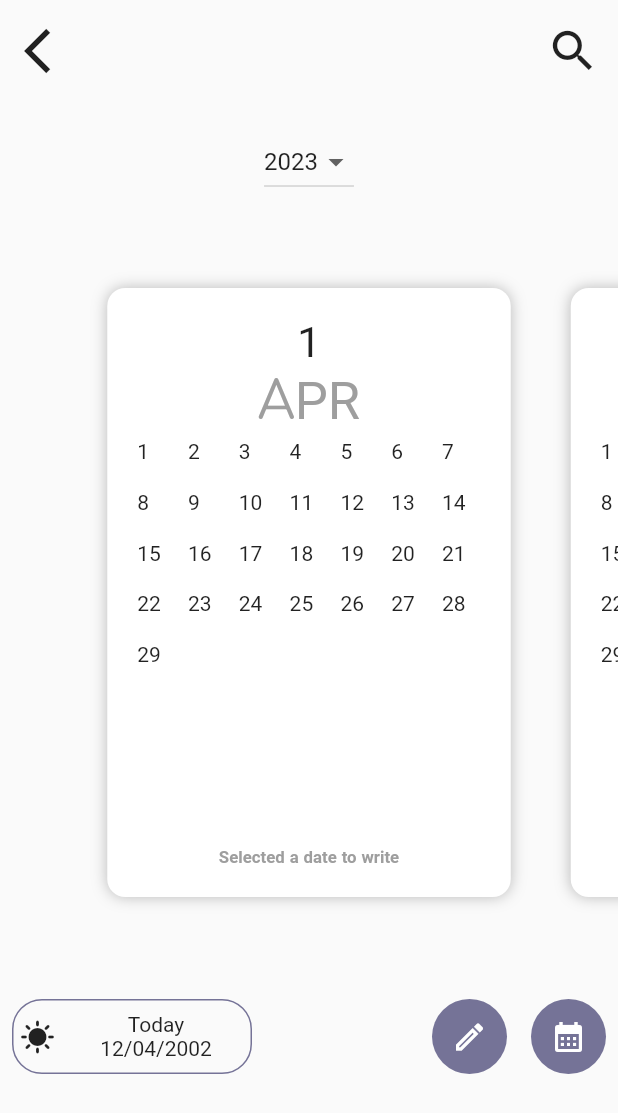
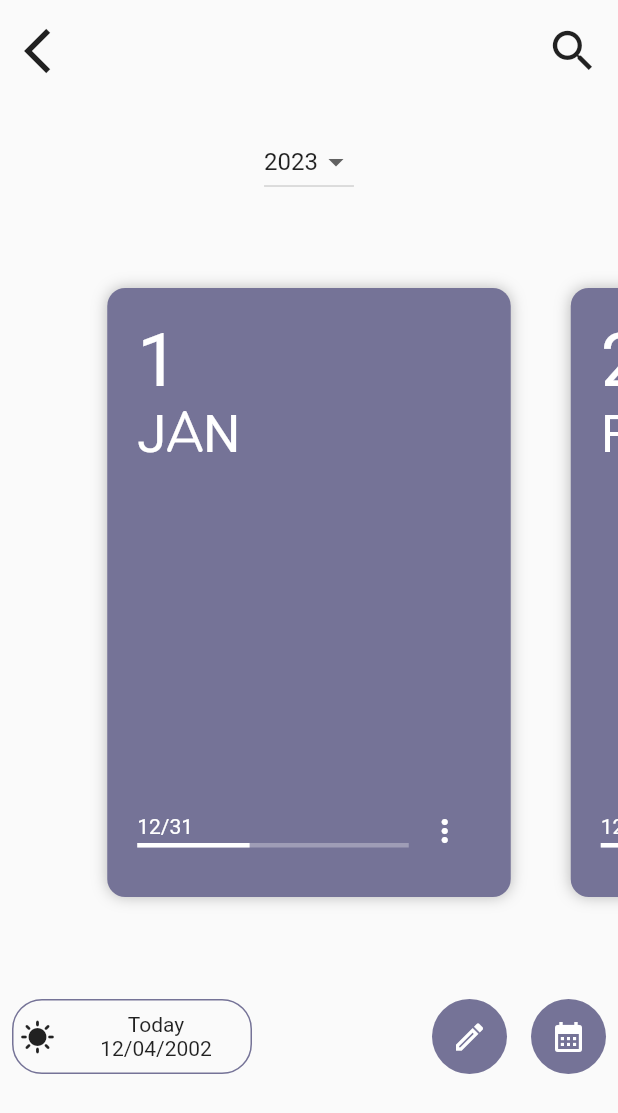
Before and after one commit to beyzaevcen/My-Life-Planner, a Flutter app: the screen it shows once a user with an empty profile is signed in, after a tap on "Diary", on a phone screen of 412 x 824 dp. Shown: the top 1113 px of the screen. Run offline on Flutter 3.47's test engine with Material 2 defaults, Android fonts, the phone set to English and light mode, and no system bars; drawn by our look-alikes of flutter_easyloading; our stand-ins replace cloud_firestore, firebase_auth, firebase_core, flutter_datetime_picker, font_awesome_flutter, get and 7 more; missing offline and left inert: flutter_quill; accounts and stored records are empty.

Commit message:
Diary Page edited

```diff
--- a/lib/controllers/diary_controller.dart
+++ b/lib/controllers/diary_controller.dart
@@ -1,5 +1,15 @@
+import 'package:flutter/material.dart';
 import 'package:get/get.dart';
 
 class DiaryController extends GetxController {
   var dropDownValue = "2023".obs;
+  var isFrontView = true.obs;
+  var initialPage = 0.obs;
+  var viewportFraction = 0.75.obs;
+  var itemCount = 12.obs;
+  var pageController = PageController(viewportFraction: 0.75);
+
+  switchView() {
+    isFrontView.value = !isFrontView.value;
+  }
 }
--- a/lib/screens/diary_page.dart
+++ b/lib/screens/diary_page.dart
@@ -2,6 +2,7 @@ import 'package:flutter/material.dart';
 import 'package:get/get.dart';
 import 'package:notes_app/controllers/diary_controller.dart';
 import 'package:notes_app/widgets/backview.dart';
+import 'package:notes_app/widgets/frontview.dart';
 
 import '../utils/theme.dart';
 
@@ -54,18 +55,17 @@ class DiaryPage extends StatelessWidget {
             height: 20,
           ),
           //Month Cards
-          Expanded(
+          Obx(() => Expanded(
               child: Container(
                   padding: const EdgeInsets.symmetric(vertical: 20),
                   child: PageView.builder(
-                controller: PageController(
-                  initialPage: 0,
-                  viewportFraction: 0.75,
-                ),
+                      controller: controller.pageController,
+                      onPageChanged: controller.initialPage,
                       scrollDirection: Axis.horizontal,
-                itemCount: 12,
-                itemBuilder: (_, i) => const BackView()),
-          )),
+                      itemCount: controller.itemCount.value,
+                      itemBuilder: (_, index) => controller.isFrontView.value
+                          ? FrontView(monthIndex: index + 1)
+                          : BackView(monthIndex: index + 1))))),
           const SizedBox(
             height: 20,
           ),
@@ -117,7 +117,7 @@ class DiaryPage extends StatelessWidget {
                           )),
                     ),
                   ),
-                  Padding(
+                  Obx(() => Padding(
                         padding: const EdgeInsets.all(8.0),
                         child: Container(
                           width: 50,
@@ -125,13 +125,20 @@ class DiaryPage extends StatelessWidget {
                           decoration:
                               const BoxDecoration(shape: BoxShape.circle, color: CColors.mainColor),
                           child: IconButton(
-                          onPressed: () {},
-                          icon: const Icon(
+                              onPressed: () {
+                                controller.switchView();
+                              },
+                              icon: controller.isFrontView.value
+                                  ? const Icon(
                                       Icons.calendar_month,
+                                      color: CColors.white,
+                                    )
+                                  : const Icon(
+                                      Icons.undo_rounded,
                                       color: CColors.white,
                                     )),
                         ),
-                  )
+                      ))
                 ],
               ),
             ],
--- a/lib/widgets/backview.dart
+++ b/lib/widgets/backview.dart
@@ -1,9 +1,11 @@
 import 'package:flutter/material.dart';
+import 'package:notes_app/widgets/constantss.dart';
 
 import '../utils/theme.dart';
 
 class BackView extends StatelessWidget {
-  const BackView({super.key});
+  final int monthIndex;
+  const BackView({super.key, required this.monthIndex});
 
   @override
   Widget build(BuildContext context) {
@@ -18,28 +20,31 @@ class BackView extends StatelessWidget {
           padding: const EdgeInsets.all(20.0),
           child: Column(
             children: [
-              const Text(
-                "1",
+              Text(
+                monthIndex.toString(),
                 textScaleFactor: 2.0,
               ),
               const SizedBox(
                 height: 2,
               ),
-              const Text(
-                "APR",
+              Text(
+                months[monthIndex]!.keys.toList()[0],
                 textScaleFactor: 2.5,
-                style: TextStyle(color: Colors.grey),
+                style: const TextStyle(color: Colors.grey),
               ),
               const SizedBox(height: 5.0),
               Expanded(
                   child: GridView.builder(
-                      itemCount: 29,
+                      itemCount: months[monthIndex]!.values.toList()[0],
                       gridDelegate: const SliverGridDelegateWithFixedCrossAxisCount(
                           crossAxisCount: 7,
                           childAspectRatio: 1 / 1,
                           crossAxisSpacing: 8.0,
                           mainAxisSpacing: 8.0),
-                      itemBuilder: (_, i) => Text('${i + 1}'))),
+                      itemBuilder: (_, i) {
+                        int day = i + 1;
+                        return Text(day.toString());
+                      })),
               const Text(
                 "Selected a date to write",
                 textScaleFactor: 0.8,
--- a/lib/widgets/frontview.dart
+++ b/lib/widgets/frontview.dart
@@ -1,14 +1,16 @@
 import 'package:flutter/material.dart';
 
 import '../utils/theme.dart';
+import 'constantss.dart';
 
 class FrontView extends StatelessWidget {
-  const FrontView({super.key});
+  final int monthIndex;
+  const FrontView({super.key, required this.monthIndex});
 
   @override
   Widget build(BuildContext context) {
     return Padding(
-      padding: const EdgeInsets.symmetric(horizontal: 20.0),
+      padding: const EdgeInsets.all(20.0),
       child: Container(
         decoration: BoxDecoration(
             color: CColors.mainColor,
@@ -20,15 +22,15 @@ class FrontView extends StatelessWidget {
             crossAxisAlignment: CrossAxisAlignment.start,
             children: [
               //month
-              const Text(
-                "12",
+              Text(
+                monthIndex.toString(),
                 textScaleFactor: 3.5,
-                style: TextStyle(color: CColors.white),
+                style: const TextStyle(color: CColors.white),
               ),
-              const Text(
-                "APR",
+              Text(
+                months[monthIndex]!.keys.toList()[0],
                 textScaleFactor: 2.5,
-                style: TextStyle(color: CColors.white),
+                style: const TextStyle(color: CColors.white),
               ),
               const Spacer(),
               Row(
@@ -37,9 +39,9 @@ class FrontView extends StatelessWidget {
                       child: Column(
                     crossAxisAlignment: CrossAxisAlignment.start,
                     children: [
-                      const Text(
-                        "12/29",
-                        style: TextStyle(color: CColors.white),
+                      Text(
+                        "12/${months[monthIndex]!.values.toList()[0]}",
+                        style: const TextStyle(color: CColors.white),
                       ),
                       const SizedBox(
                         height: 3,
--- a/lib/widgets/home_widget.dart
+++ b/lib/widgets/home_widget.dart
@@ -172,7 +172,53 @@ class HomeWidget extends StatelessWidget {
                           )
                         ],
                       )),
-                )
+                ),
+                InkWell(
+                  child: Container(
+                      decoration: BoxDecoration(
+                          color: CColors.white,
+                          borderRadius: const BorderRadius.all(Radius.circular(12.0)),
+                          border: Border.all(color: CColors.mainColor.withOpacity(0.7), width: 2),
+                          boxShadow: const [BoxShadow(color: Colors.black54, blurRadius: 3.0)]),
+                      child: Column(
+                        mainAxisAlignment: MainAxisAlignment.spaceAround,
+                        children: [
+                          Icon(
+                            FontAwesomeIcons.tv,
+                            size: 50,
+                            color: CColors.black.withOpacity(0.6),
+                          ),
+                          Text(
+                            "Tv Series",
+                            style: GoogleFonts.comfortaa(
+                                fontSize: 28, color: Colors.black.withOpacity(0.6)),
+                          )
+                        ],
+                      )),
+                ),
+                InkWell(
+                  child: Container(
+                      decoration: BoxDecoration(
+                          color: CColors.white,
+                          borderRadius: const BorderRadius.all(Radius.circular(12.0)),
+                          border: Border.all(color: CColors.mainColor.withOpacity(0.7), width: 2),
+                          boxShadow: const [BoxShadow(color: Colors.black54, blurRadius: 3.0)]),
+                      child: Column(
+                        mainAxisAlignment: MainAxisAlignment.spaceAround,
+                        children: [
+                          Icon(
+                            FontAwesomeIcons.bookOpen,
+                            size: 50,
+                            color: CColors.black.withOpacity(0.6),
+                          ),
+                          Text(
+                            "Books",
+                            style: GoogleFonts.comfortaa(
+                                fontSize: 28, color: Colors.black.withOpacity(0.6)),
+                          )
+                        ],
+                      )),
+                ),
               ],
             ),
           )
```
Lines whose indentation alone changed are shown as unchanged.
